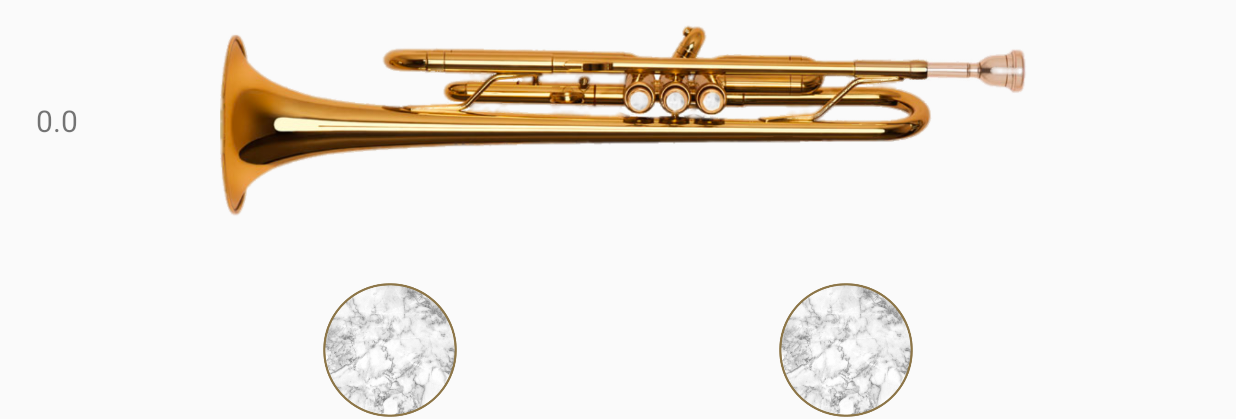
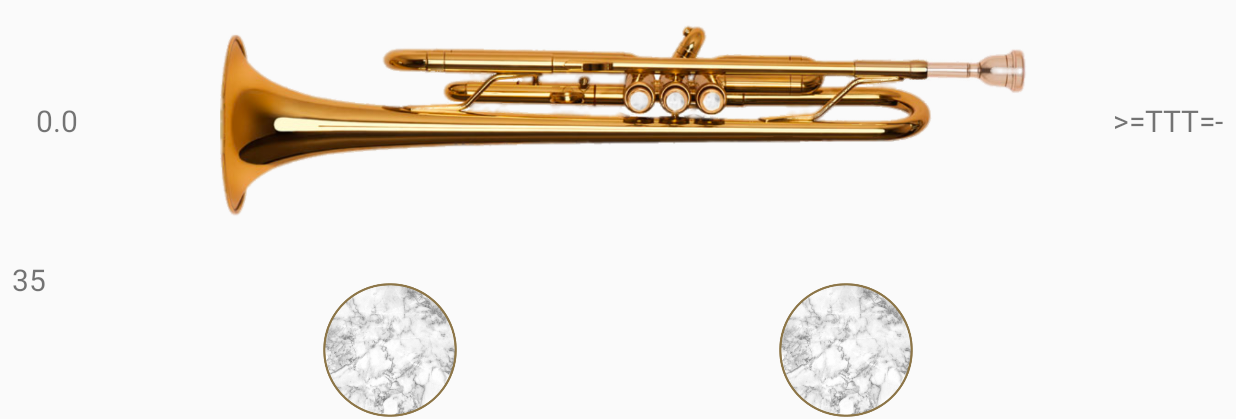
Before and after one commit to millsoftspb/TrampetSimulator_ver3, an Android app: the screen it shows after launch (PlayActivity), on a phone screen of 824 x 412 dp (held sideways). Shown: the part 189-608 px from the top of the screen. Run offline under Robolectric (Android 15) with nearby library versions, the phone set to English and light mode, and no system bars.

Commit message:
continue change play activity

```diff
--- a/app/src/main/java/com/millsoftspb/trampetsimulator_ver3/PlayActivity.java
+++ b/app/src/main/java/com/millsoftspb/trampetsimulator_ver3/PlayActivity.java
@@ -6,15 +6,15 @@ import android.view.MotionEvent;
 import android.view.View;
 import android.widget.ImageView;
 import android.widget.TextView;
-import android.widget.Toast;
 
 import java.util.Timer;
 import java.util.TimerTask;
 
 public class PlayActivity extends AppCompatActivity implements View.OnTouchListener {
 
+    static TextView textView, textView2, textView3, textTimerTick;//temp
+    int tick = 0;//temp
     View mDecorView;
-    TextView textView;//temp
     private ImageView valve_1, valve_2, valve_3;
     boolean isDownValve_1, isDownValve_2, isDownValve_3 = false;
     SoundMeter soundMeter;
@@ -23,7 +23,6 @@ public class PlayActivity extends AppCompatActivity implements View.OnTouchListe
     private int note;
     double amplitude;
 
-
     @Override
     protected void onCreate(Bundle savedInstanceState) {
         super.onCreate(savedInstanceState);
@@ -31,10 +30,12 @@ public class PlayActivity extends AppCompatActivity implements View.OnTouchListe
 
         //temp
         textView = findViewById(R.id.textView);
+        textView2 = findViewById(R.id.textView2);
+        textView3 = findViewById(R.id.textView3);
+        textTimerTick = findViewById(R.id.textTimerTick);
 
         //init trumpet;
         trumpet = new TrumpetModel(this);
-
 
         //init timer
         myTimer = new Timer();
@@ -44,7 +45,7 @@ public class PlayActivity extends AppCompatActivity implements View.OnTouchListe
                 TimerMethod();
             }
 
-        }, 0, 300);
+        }, 0, 100);
 
         //init soundmeter
         soundMeter = new SoundMeter();
@@ -63,7 +64,7 @@ public class PlayActivity extends AppCompatActivity implements View.OnTouchListe
         valve_3 = findViewById(R.id.imageValve3);
         valve_3.setOnTouchListener(this);
     }
-
+    //==============================================================================================
     @Override
     public boolean onTouch(View v, MotionEvent event) {
         switch (v.getId()) {
@@ -88,7 +89,6 @@ public class PlayActivity extends AppCompatActivity implements View.OnTouchListe
                     valve_2.setImageResource(R.drawable.valve_png_up);
                 }
             }
-
             break;
             //**************Valve_3*******************
             case (R.id.imageValve3): {
@@ -100,53 +100,65 @@ public class PlayActivity extends AppCompatActivity implements View.OnTouchListe
                     valve_3.setImageResource(R.drawable.valve_png_up);
                 }
             }
-
             break;
+            //******************************************
         }
         return true;
     }
-
-
+//==================================================================================================
     private void TimerMethod() {
         this.runOnUiThread(Timer_Tick);
     }
-
     private Runnable Timer_Tick = new Runnable() {
         public void run() {
+
+            //temp
+            tick = tick + 1;
+            textTimerTick.setText(String.valueOf(tick));
+
+            //get Mic amplitude
             amplitude = soundMeter.getAmplitude();
 
+            if(amplitude<3000.0)trumpet.stop();
+
             textView.setText(String.valueOf(amplitude));//temp
-
-     if(amplitude>600) {
+            textView3.setText("");//temp
 
              //******D*******
-             if (isDownValve_1&!isDownValve_2&isDownValve_3) note = trumpet.soundD;//  -=тТт=<
-
+             if (isDownValve_1&!isDownValve_2&isDownValve_3) {
+                 note = trumpet.soundD;//  >=тТт=-
+                 textView2.setText(">=тТт=-");
+             }
              //******F*******
-             if (isDownValve_1&!isDownValve_2&!isDownValve_3) note = trumpet.soundF;//  -=тТT=<
-
+             if (isDownValve_1&!isDownValve_2&!isDownValve_3) {
+                 note = trumpet.soundF;//  >=TТт=-
+                 textView2.setText(">=TТт=-");
+             }
              //******B*******
-             if (!isDownValve_1&isDownValve_2&!isDownValve_3) note = trumpet.soundB;//  -=TтТ=<
-
+             if (!isDownValve_1&isDownValve_2&!isDownValve_3) {
+                 note = trumpet.soundB;//  >=TтT=-
+                 textView2.setText(">=TтT=-");
+             }
              //******E*******
-             if (isDownValve_1&isDownValve_2&!isDownValve_3) note = trumpet.soundE;//-  -=ттТ=<
-
+             if (isDownValve_1&isDownValve_2&!isDownValve_3) {
+                 note = trumpet.soundE;//  >=Tтт=-
+                 textView2.setText(">=Tтт=-");
+             }
              //******A*******
-             if (isDownValve_1&isDownValve_2&!isDownValve_3) note = trumpet.soundA;//+  -=ттТ=<
-
+             if (isDownValve_1&isDownValve_2&!isDownValve_3) {
+                 note = trumpet.soundA;//  >=Tтт=-
+                 textView2.setText(">=Tтт=-");
+             }
              //******C*******
-             if (!isDownValve_1&!isDownValve_2&!isDownValve_3) note = trumpet.soundC;//-  -=ТТТ=<
-
-
-             trumpet.play(note);
-         }
-     else trumpet.stop();
-
+             if (!isDownValve_1&!isDownValve_2&!isDownValve_3) {
+                 note = trumpet.soundC;//  >=TTT=-
+                 textView2.setText(">=TTT=-");
+             }
+             if(amplitude>3000.0) trumpet.play(note);
      }
 
     };
-
-
+    //==============================================================================================
     @Override
     protected void onDestroy() {
         super.onDestroy();
--- a/app/src/main/java/com/millsoftspb/trampetsimulator_ver3/TrumpetModel.java
+++ b/app/src/main/java/com/millsoftspb/trampetsimulator_ver3/TrumpetModel.java
@@ -11,12 +11,9 @@ public class TrumpetModel {
     public   int soundA, soundB, soundC, soundD, soundE, soundF, soundG;
     private int currentSound = 0;
     private SoundPool sounds;
-    public long millSecond;
-
 
     //constructor trumpet
     public TrumpetModel(Context myContext) {
-
         AudioAttributes attributes = new AudioAttributes.Builder()
                 .setUsage(AudioAttributes.USAGE_ASSISTANCE_SONIFICATION)
                 .setContentType(AudioAttributes.CONTENT_TYPE_SONIFICATION)
@@ -25,7 +22,7 @@ public class TrumpetModel {
                 .setAudioAttributes(attributes)
                 .build();
 
-        //filling the soundpool filling with sounds
+        //filling the soundpool with sounds
         soundA = sounds.load(myContext, R.raw.a4, 1);
         soundB = sounds.load(myContext, R.raw.b4, 1);
         soundC = sounds.load(myContext, R.raw.c4, 1);
@@ -33,23 +30,23 @@ public class TrumpetModel {
         soundE = sounds.load(myContext, R.raw.e4, 1);
         soundF = sounds.load(myContext, R.raw.f4, 1);
         soundG = sounds.load(myContext, R.raw.g4, 1);
-
     }
 
     //start play
     public void play(int sound){
-         if (currentSound!=sound || currentSound == 0) {
-             sounds.stop(currentSound);
-
-             sounds.play(sound, 1, 1, 0, -1, 1);
-
-             currentSound = sound;
-         }
+             if (currentSound!=sound) {
+                 sounds.stop(currentSound);
+                 currentSound = sound;
+                 sounds.play(currentSound, 1, 1, 0, -1, 1);
+             }
+             PlayActivity.textView3.setText("");
     }
 
     //stop play
     public void stop(){
-        if (currentSound!=0) sounds.autoPause();
+        sounds.setLoop(currentSound,0);
+        sounds.stop(currentSound);
+        PlayActivity.textView3.setText("STOP");
     }
 
     //destroy trumpet
@@ -57,5 +54,4 @@ public class TrumpetModel {
         if (sounds != null) sounds.release();
         sounds = null;
     }
-
 }
--- a/app/src/main/res/layout/activity_main.xml
+++ b/app/src/main/res/layout/activity_main.xml
@@ -93,4 +93,41 @@
         app:layout_constraintStart_toStartOf="parent"
         app:layout_constraintTop_toTopOf="parent" />
 
+    <TextView
+        android:id="@+id/textView2"
+        android:layout_width="wrap_content"
+        android:layout_height="wrap_content"
+        android:layout_marginTop="8dp"
+        android:layout_marginEnd="8dp"
+        android:layout_marginBottom="8dp"
+        android:text=">=ТТТ=-"
+        android:textSize="20sp"
+        app:layout_constraintBottom_toBottomOf="parent"
+        app:layout_constraintEnd_toEndOf="parent"
+        app:layout_constraintTop_toTopOf="parent" />
+
+    <TextView
+        android:id="@+id/textView3"
+        android:layout_width="wrap_content"
+        android:layout_height="wrap_content"
+        android:layout_marginEnd="16dp"
+        android:layout_marginBottom="8dp"
+        android:textSize="20sp"
+        app:layout_constraintBottom_toBottomOf="parent"
+        app:layout_constraintEnd_toEndOf="parent"
+        app:layout_constraintTop_toBottomOf="@+id/textView2"
+        app:layout_constraintVertical_bias="0.49" />
+
+    <TextView
+        android:id="@+id/textTimerTick"
+        android:layout_width="wrap_content"
+        android:layout_height="wrap_content"
+        android:layout_marginStart="8dp"
+        android:layout_marginBottom="8dp"
+        android:text="TimerTick"
+        android:textSize="20sp"
+        app:layout_constraintBottom_toBottomOf="parent"
+        app:layout_constraintStart_toStartOf="parent"
+        app:layout_constraintTop_toBottomOf="@+id/textView" />
+
 </android.support.constraint.ConstraintLayout>
--- a/build.gradle
+++ b/build.gradle
@@ -7,7 +7,7 @@ buildscript {
 
     }
     dependencies {
-        classpath 'com.android.tools.build:gradle:3.4.0'
+        classpath 'com.android.tools.build:gradle:3.4.1'
 
         // NOTE: Do not place your application dependencies here; they belong
         // in the individual module build.gradle files
```
